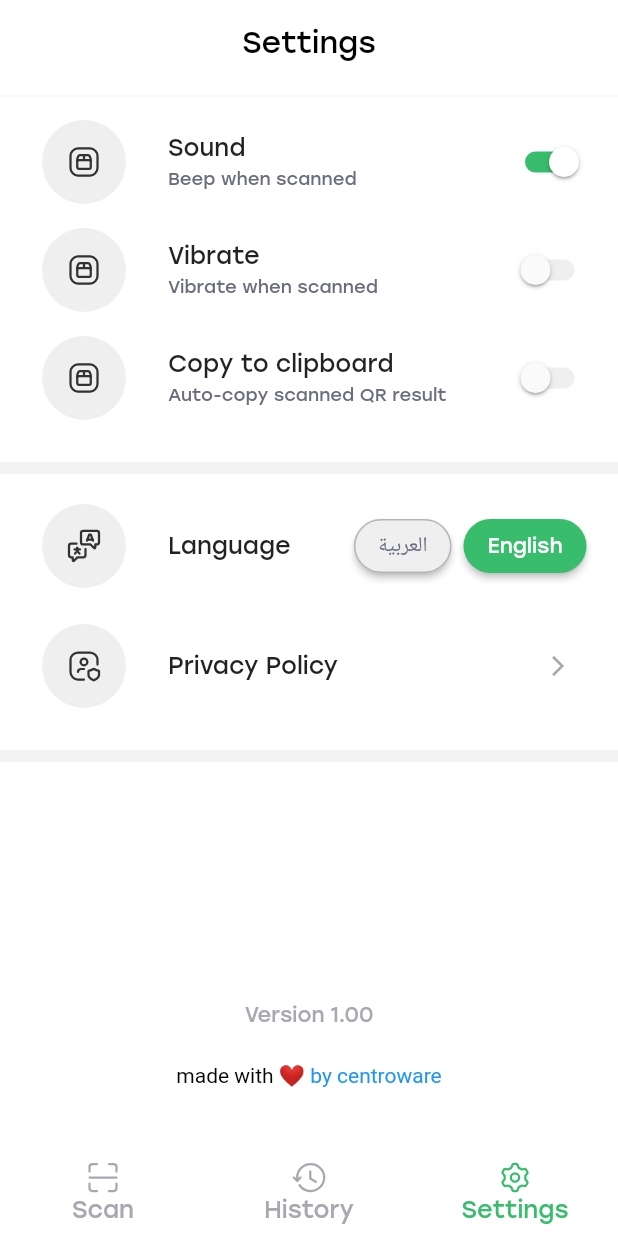
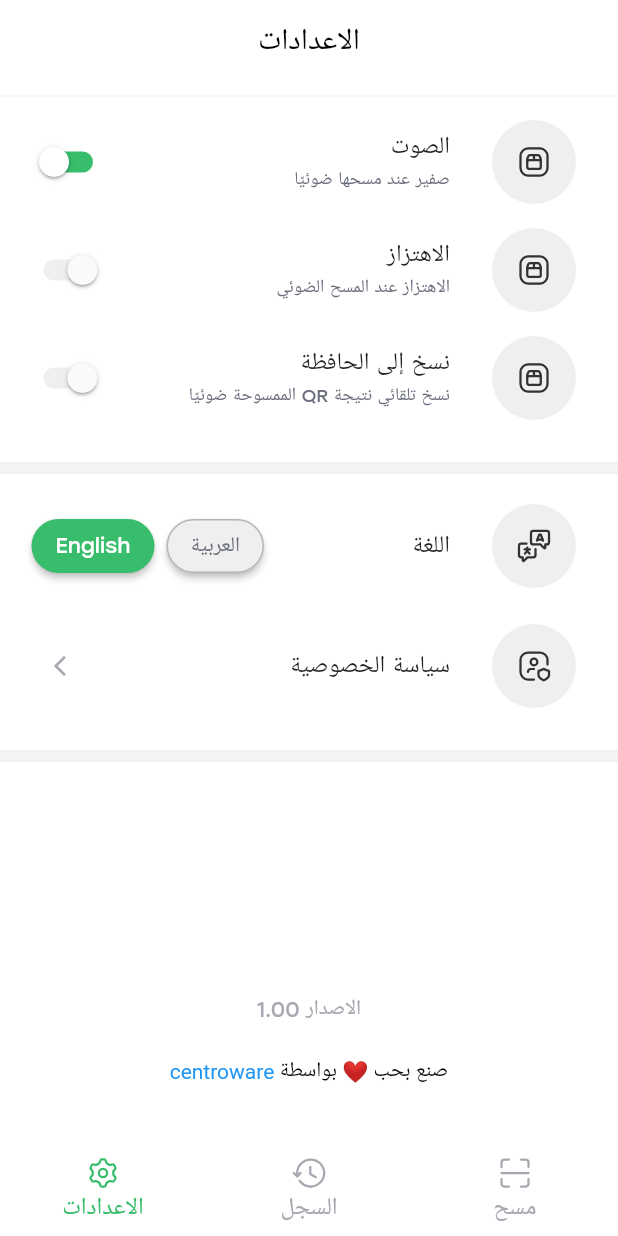
Before and after one commit to mohamedabosido/QR-Code-Flutter, a Flutter app: the screen it shows after launch, item 3 of the bottom bar chosen, after a tap on "العربية", on a phone screen of 412 x 824 dp. Run offline on Flutter 3.47's test engine with Material 2 defaults, Android fonts, the phone set to English and light mode, and no system bars; our stand-ins replace flutter_slidable, flutter_svg, get, image_picker, qr_flutter, shared_preferences and 1 more; missing offline and left inert: flutter_beep, flutter_share, qr_code_scanner, scan.

Commit message:
Language

```diff
--- a/lib/main.dart
+++ b/lib/main.dart
@@ -1,13 +1,20 @@
 import 'package:flutter/material.dart';
+import 'package:flutter/services.dart';
 import 'package:flutter_qr/constant/constants.dart';
 import 'package:flutter_qr/prefs/user_preferences_controller.dart';
+import 'package:flutter_qr/view/locale/locale.dart';
+import 'package:flutter_qr/view/locale/locale_controller.dart';
 import 'package:flutter_qr/view/lunch_screen.dart';
 import 'package:flutter_qr/view/main_screen.dart';
 import 'package:get/get.dart';
 
-void main() async{
+void main() async {
   WidgetsFlutterBinding.ensureInitialized();
   await UserPreferencesController().initSharePreferences();
+  SystemChrome.setSystemUIOverlayStyle(SystemUiOverlayStyle(
+    systemNavigationBarColor: kPrimaryColor, // navigation bar color
+    // statusBarColor: Colors.transparent, // status bar color
+  ));
   runApp(const MyApp());
 }
 
@@ -16,6 +23,7 @@ class MyApp extends StatelessWidget {
 
   @override
   Widget build(BuildContext context) {
+    Get.put(MyLocaleController());
     return GetMaterialApp(
       theme: ThemeData(
         fontFamily: 'Stolzl',
@@ -26,6 +34,8 @@ class MyApp extends StatelessWidget {
       debugShowCheckedModeBanner: false,
       title: 'Flutter QR',
       initialRoute: '/lunch_screen',
+      locale: Get.deviceLocale,
+      translations: MyLocale(),
       getPages: [
         GetPage(name: '/lunch_screen', page: () => const LunchScreen()),
         GetPage(name: '/main_screen', page: () => const MainScreen()),
--- a/lib/view/history_result_screen.dart
+++ b/lib/view/history_result_screen.dart
@@ -94,7 +94,7 @@ class HistoryResultScreen extends StatelessWidget {
                 ),
                 SizedBox(height: kDefaultPadding / 2),
                 Text(
-                  'QR code scanned ${qr.time.day}/${qr.time.month}/${qr.time.year} - ${qr.time.hour}:${qr.time.minute}',
+                  'QR code scanned ${qr.time!.day}/${qr.time!.month}/${qr.time!.year} - ${qr.time!.hour}:${qr.time!.minute}',
                   style: TextStyle(
                     color: kSecondaryTextColor,
                     fontWeight: FontWeight.w500,
--- a/lib/view/home_screen.dart
+++ b/lib/view/home_screen.dart
@@ -1,6 +1,7 @@
 import 'dart:io';
 
 import 'package:flutter/material.dart';
+import 'package:flutter_beep/flutter_beep.dart';
 import 'package:flutter_qr/constant/constants.dart';
 import 'package:flutter_qr/model/qr_model.dart';
 import 'package:flutter_qr/view/result_screen.dart';
@@ -10,6 +11,7 @@ import 'package:image_picker/image_picker.dart';
 import 'package:qr_code_scanner/qr_code_scanner.dart';
 import 'package:flutter_qr/controller/qr_controller.dart';
 import 'package:scan/scan.dart';
+import 'package:vibration/vibration.dart';
 
 class HomeScreen extends StatefulWidget {
   const HomeScreen({super.key});
@@ -22,7 +24,6 @@ class _HomeScreenState extends State<HomeScreen> {
   final GlobalKey qrKey = GlobalKey(debugLabel: 'QR');
   Barcode? result;
   QRViewController? controller;
-  String firstButtonText = 'Take photo';
   final ImagePicker _picker = ImagePicker();
 
   @override
@@ -41,9 +42,7 @@ class _HomeScreenState extends State<HomeScreen> {
   Widget build(BuildContext context) {
     return Scaffold(
       backgroundColor: Colors.black,
-      body: Column(
-        children: <Widget>[
-          SizedBox(
+      body: SizedBox(
         height: MediaQuery.of(context).size.height - 59,
         child: Stack(
           children: [
@@ -86,30 +85,24 @@ class _HomeScreenState extends State<HomeScreen> {
                               .pickImage(source: ImageSource.gallery)
                               .then((value) async {
                             String? result = await Scan.parse(value!.path);
-                                QrCodeModel qr = QrCodeModel(
-                                  type: 'Qr Code',
-                                  url: result!,
-                                  time: DateTime.now(),
-                                );
-                                getController.add(qr: qr);
-                                Get.to(() => ResultScreen(qr: qr));
+                            saveQr(result!);
                           });
                         },
-                            child:
-                                SvgPicture.asset('images/image-picture.svg')),
+                        child: SvgPicture.asset('images/image-picture.svg')),
                     InkWell(
                         onTap: () async {
                           await controller!.toggleFlash();
                         },
-                            child: SvgPicture.asset('images/flash.svg'))
+                        child: SvgPicture.asset(
+                          'images/flash.svg',
+                          color: kPrimaryColor,
+                        ))
                   ],
                 ),
               ),
             ),
           ],
         ),
-          ),
-        ],
       ),
     );
   }
@@ -121,13 +114,7 @@ class _HomeScreenState extends State<HomeScreen> {
         result = scanData;
       });
       if (result != null) {
-        QrCodeModel qr = QrCodeModel(
-          type: 'Qr Code',
-          url: result!.code!,
-          time: DateTime.now(),
-        );
-        QrController().add(qr: qr);
-        Get.to(() => ResultScreen(qr: qr));
+        saveQr(result!.code!);
       }
     });
   }
@@ -137,4 +124,16 @@ class _HomeScreenState extends State<HomeScreen> {
     controller?.dispose();
     super.dispose();
   }
+
+  void saveQr(String result) {
+    QrCodeModel qr = QrCodeModel(
+      type: 'Qr Code',
+      url: result,
+      time: DateTime.now(),
+    );
+    FlutterBeep.beep();
+    Vibration.vibrate(duration: 2000);
+    getController.add(qr: qr);
+    Get.to(() => ResultScreen(qr: qr));
   }
+}
--- /dev/null
+++ b/lib/view/locale/locale.dart
@@ -0,0 +1,49 @@
+import 'package:get/get.dart';
+
+class MyLocale implements Translations {
+  @override
+  Map<String, Map<String, String>> get keys => {
+        'ar': {
+          'Scan': 'مسح',
+          'History': 'السجل',
+          'Settings': 'الاعدادات',
+          'Sound': 'الصوت',
+          'Result': 'النتيجة',
+          'Website': 'الموقع',
+          'Vibrate': 'الاهتزاز',
+          'Copy to clipboard': 'نسخ إلى الحافظة',
+          'Beep when scanned': 'صفير عند مسحها ضوئيًا',
+          'Vibrate when scanned': 'الاهتزاز عند المسح الضوئي',
+          'Auto-copy scanned QR result': 'نسخ تلقائي نتيجة QR الممسوحة ضوئيًا',
+          'Language': 'اللغة',
+          'Privacy Policy': 'سياسة الخصوصية',
+          'Version': 'الاصدار',
+          'made': 'صنع بحب ❤️ بواسطة ',
+          'open': 'فتح الموقع',
+          'copy': 'نسخ الموقع',
+          'share ': 'مشاركة',
+          'Scan-code': 'مسح الكود',
+        },
+        'en': {
+          'Scan': 'Scan',
+          'History': 'History',
+          'Settings': 'Settings',
+          'Result': 'Result',
+          'Website': 'Website',
+          'Sound': 'Sound',
+          'Vibrate': 'Vibrate',
+          'Copy to clipboard': 'Copy to clipboard',
+          'Beep when scanned': 'Beep when scanned',
+          'Vibrate when scanned': 'Vibrate when scanned',
+          'Auto-copy scanned QR result': 'Auto-copy scanned QR result',
+          'Language': 'Language',
+          'Privacy Policy': 'Privacy Policy',
+          'Version': 'Version',
+          'made': 'made with ❤️ by ',
+          'open': 'Open website',
+          'copy': 'Copy website',
+          'share': 'Share',
+          'Scan-code': 'Scan code',
+        },
+      };
+}
--- /dev/null
+++ b/lib/view/locale/locale_controller.dart
@@ -0,0 +1,9 @@
+import 'package:flutter/cupertino.dart';
+import 'package:get/get.dart';
+
+class MyLocaleController extends GetxController {
+  void changeLang(String codeLang) {
+    Locale locale = Locale(codeLang);
+    Get.updateLocale(locale);
+  }
+}
--- a/lib/view/main_screen.dart
+++ b/lib/view/main_screen.dart
@@ -4,7 +4,6 @@ import 'package:flutter_qr/view/history_screen.dart';
 import 'package:flutter_qr/view/settings_screen.dart';
 import 'package:flutter_qr/view/home_screen.dart';
 import 'package:flutter_svg/flutter_svg.dart';
-import 'package:flutter_qr/controller/qr_controller.dart';
 import 'package:get/get.dart';
 
 class MainScreen extends StatefulWidget {
@@ -17,7 +16,7 @@ class MainScreen extends StatefulWidget {
 class _MainScreenState extends State<MainScreen> {
   int _currentIndex = 0;
 
-  List<Widget> screens =  [
+  List<Widget> screens = [
     const HomeScreen(),
     HistoryScreen(),
     const SettingsScreen(),
@@ -50,21 +49,21 @@ class _MainScreenState extends State<MainScreen> {
                 color:
                     _currentIndex == 0 ? kPrimaryColor : kUnselectedIconColor,
               ),
-              label: 'Scan'),
+              label: 'Scan'.tr),
           BottomNavigationBarItem(
               icon: SvgPicture.asset(
                 'images/History.svg',
                 color:
                     _currentIndex == 1 ? kPrimaryColor : kUnselectedIconColor,
               ),
-              label: 'History'),
+              label: 'History'.tr),
           BottomNavigationBarItem(
               icon: SvgPicture.asset(
                 'images/settings.svg',
                 color:
                     _currentIndex == 2 ? kPrimaryColor : kUnselectedIconColor,
               ),
-              label: 'Settings'),
+              label: 'Settings'.tr),
         ],
       ),
     );
--- a/lib/view/settings_screen.dart
+++ b/lib/view/settings_screen.dart
@@ -4,6 +4,7 @@ import 'package:flutter_qr/widgets/custom_app_list_tile.dart';
 import 'package:flutter_qr/widgets/language_list_tile.dart';
 import 'package:flutter_qr/widgets/switch_list_tile.dart';
 import 'package:url_launcher/url_launcher.dart';
+import 'package:get/get.dart';
 
 class SettingsScreen extends StatelessWidget {
   const SettingsScreen({Key? key}) : super(key: key);
@@ -16,9 +17,9 @@ class SettingsScreen extends StatelessWidget {
         elevation: 0,
         centerTitle: true,
         backgroundColor: Colors.white,
-        title: const Text(
-          'Settings',
-          style: TextStyle(
+        title: Text(
+          'Settings'.tr,
+          style: const TextStyle(
             color: Colors.black,
             fontWeight: FontWeight.w500,
           ),
@@ -29,20 +30,20 @@ class SettingsScreen extends StatelessWidget {
           Divider(color: kLineColor),
           AppSwitchListTile(
             icon: 'images/settings_icon.svg',
-            title: 'Sound',
-            subTitle: 'Beep when scanned',
+            title: 'Sound'.tr,
+            subTitle: 'Beep when scanned'.tr,
             value: true,
           ),
           AppSwitchListTile(
             icon: 'images/settings_icon.svg',
-            title: 'Vibrate',
-            subTitle: 'Vibrate when scanned',
+            title: 'Vibrate'.tr,
+            subTitle: 'Vibrate when scanned'.tr,
             value: false,
           ),
           AppSwitchListTile(
             icon: 'images/settings_icon.svg',
-            title: 'Copy to clipboard',
-            subTitle: 'Auto-copy scanned QR result',
+            title: 'Copy to clipboard'.tr,
+            subTitle: 'Auto-copy scanned QR result'.tr,
             value: false,
           ),
           SizedBox(height: kDefaultPadding),
@@ -51,11 +52,12 @@ class SettingsScreen extends StatelessWidget {
             thickness: 8,
           ),
           SizedBox(height: kDefaultPadding),
-          LanguageListTile(icon: 'images/language-translate.svg', title: 'Language'),
+          LanguageListTile(
+              icon: 'images/language-translate.svg', title: 'Language'.tr),
           SizedBox(height: kDefaultPadding * 1.5),
           CustomAppListTile(
             icon: 'images/user-protection-shield-square.svg',
-            title: 'Privacy Policy',
+            title: 'Privacy Policy'.tr,
             trailing: IconButton(
               onPressed: () {},
               icon: Icon(
@@ -74,23 +76,23 @@ class SettingsScreen extends StatelessWidget {
           Column(
             children: [
               Text(
-                'Version 1.00',
+                '${'Version'.tr} 1.00',
                 style: TextStyle(
                   color: kUnselectedIconColor,
                 ),
               ),
               SizedBox(height: kDefaultPadding / 2),
               TextButton(
-                onPressed: () async{
+                onPressed: () async {
                   await launchUrl(Uri.parse('https://centroware.com/'));
                 },
                 child: RichText(
-                  text: const TextSpan(
-                    text: 'made with',
-                    style: TextStyle(color: Colors.black),
-                    children: [
+                  text: TextSpan(
+                    text: 'made'.tr,
+                    style: const TextStyle(color: Colors.black),
+                    children: const [
                       TextSpan(
-                        text: ' ❤️ by centroware',
+                        text: 'centroware',
                         style: TextStyle(
                           color: Colors.blue,
                         ),
--- a/lib/widgets/app_row.dart
+++ b/lib/widgets/app_row.dart
@@ -15,7 +15,7 @@ class AppRow extends StatelessWidget {
 
   @override
   Widget build(BuildContext context) {
-    return GestureDetector(
+    return InkWell(
       onTap: onTap,
       child: Row(
         mainAxisSize: MainAxisSize.max,
--- a/lib/widgets/language_list_tile.dart
+++ b/lib/widgets/language_list_tile.dart
@@ -1,6 +1,8 @@
 import 'package:flutter/material.dart';
 import 'package:flutter_qr/constant/constants.dart';
+import 'package:flutter_qr/view/locale/locale_controller.dart';
 import 'package:flutter_svg/flutter_svg.dart';
+import 'package:get/get.dart';
 
 class LanguageListTile extends StatefulWidget {
   String icon;
@@ -17,6 +19,7 @@ class LanguageListTile extends StatefulWidget {
 }
 
 class _LanguageListTileState extends State<LanguageListTile> {
+  MyLocaleController controller = Get.find();
   @override
   Widget build(BuildContext context) {
     return ListTile(
@@ -39,7 +42,9 @@ class _LanguageListTileState extends State<LanguageListTile> {
         child: Row(
           children: [
             ElevatedButton(
-              onPressed: () {},
+              onPressed: () {
+                controller.changeLang('ar');
+              },
               style: ElevatedButton.styleFrom(
                 backgroundColor: kCircleColor,
                 shape: RoundedRectangleBorder(
@@ -60,7 +65,9 @@ class _LanguageListTileState extends State<LanguageListTile> {
                   borderRadius: BorderRadius.circular(20),
                 ),
               ),
-              onPressed: () {},
+              onPressed: () {
+                controller.changeLang('en');
+              },
               child: const Text('English'),
             ),
           ],
--- a/pubspec.yaml
+++ b/pubspec.yaml
@@ -46,6 +46,8 @@ dependencies:
   flutter_slidable: ^2.0.0
   qr_flutter: ^4.0.0
   shared_preferences: ^2.0.15
+  flutter_beep: ^1.0.0
+  vibration: ^1.7.6
 
 dev_dependencies:
   flutter_test:
```
Also changed, not shown: lib/controller/qr_controller.dart (+10 -0 lines), lib/model/qr_model.dart (+8 -7 lines), lib/view/history_screen.dart (+10 -10 lines), lib/view/result_screen.dart (+21 -24 lines), pubspec.lock. Lines whose indentation alone changed are shown as unchanged.
